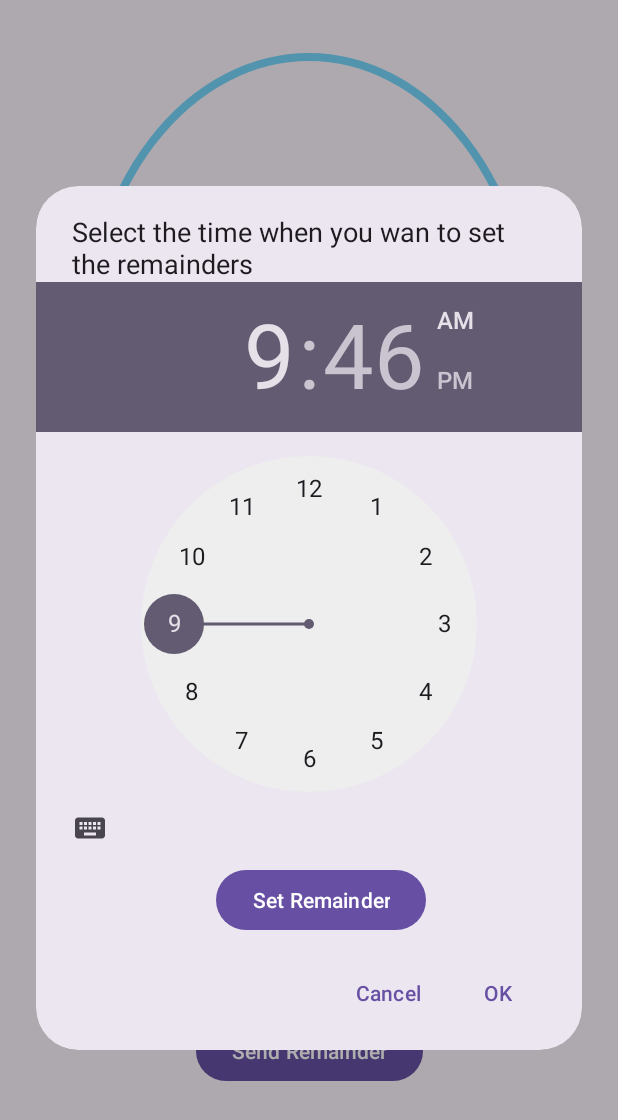
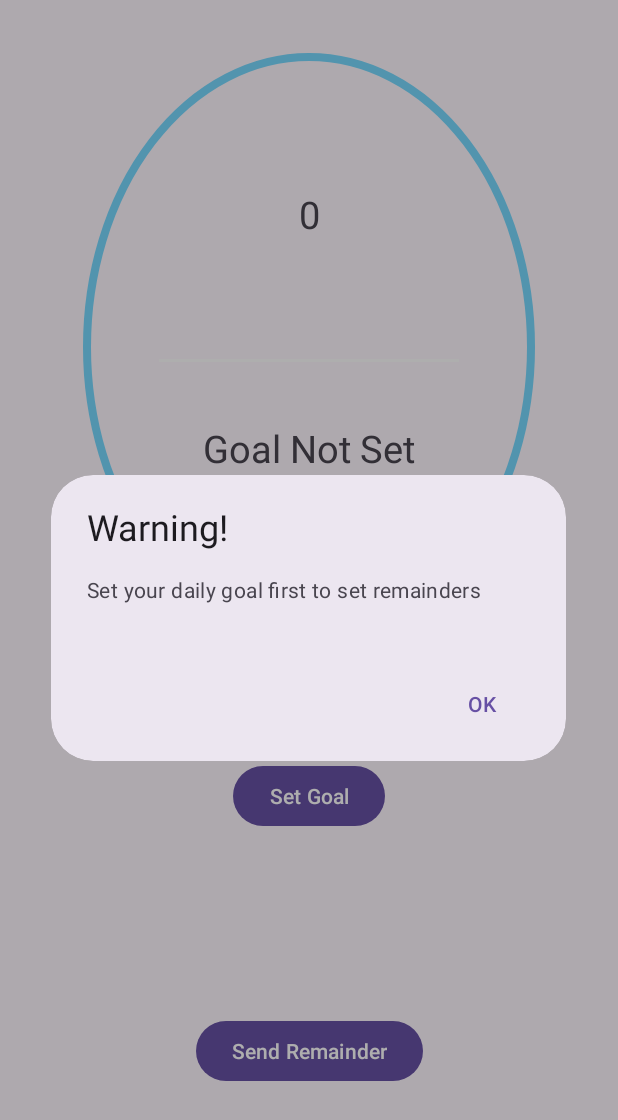
Before and after one commit to Shikhar97/Guardian-Angel, an Android app: the StepsMonitor screen opened directly, with no data from a screen before it, after a tap on "Send Remainder", on a phone screen of 412 x 824 dp. Shown: the top 1120 px of the screen. Run offline under Robolectric (Android 15) with nearby library versions, the phone set to English and light mode, and no system bars.

```diff
--- a/app/GuardianAngel/app/src/main/java/com/example/guardianangel/StepsMonitor.kt
+++ b/app/GuardianAngel/app/src/main/java/com/example/guardianangel/StepsMonitor.kt
@@ -44,14 +44,32 @@ class StepsMonitor : AppCompatActivity() {
         goalButton = this.findViewById(R.id.goalButton)
 
         goalButton.setOnClickListener {
+            Log.d(TAG, "Inside goal button")
             showNumberDialog()
         }
 
         remainderButton.setOnClickListener {
-            showTimeDialog()
+            if (isNumeric(goalField.text.toString())) {
+                showTimeDialog()
+            } else {
+                showSetGoalWarningDialog()
+            }
+
         }
     }
+    private fun isNumeric(value: String): Boolean {
+        return value.toDoubleOrNull() != null
+    }
 
+    private fun showSetGoalWarningDialog() {
+        MaterialAlertDialogBuilder(this)
+            .setTitle("Warning!")
+            .setMessage("Set your daily goal first to set remainders")
+            .setPositiveButton("OK") { dialog, which ->
+
+            }
+            .show()
+    }
     private fun showNumberDialog() {
         Log.d(TAG, "inside")
         val dialogView = layoutInflater.inflate(R.layout.number_dialog_layout, null)
@@ -74,10 +92,9 @@ class StepsMonitor : AppCompatActivity() {
     private fun showTimeDialog() {
         val timeView = layoutInflater.inflate(R.layout.remainder_date_picker, null)
         val timeField = timeView.findViewById<TimePicker>(R.id.timePicker)
-        val submitButton = timeView.findViewById<Button>(R.id.timeButton)
 
         MaterialAlertDialogBuilder(this)
-            .setTitle("Select the time when you wan to set the remainders")
+            .setTitle("Set the time for goal remainders")
             .setView(timeView)
             .setPositiveButton("OK") { dialog, which ->
                 var hour = timeField.hour
@@ -148,7 +165,7 @@ class StepsMonitor : AppCompatActivity() {
     }
 
     companion object {
-        private const val TAG = "AlarmActivity"
+        private const val TAG = "StepsMonitor"
         private const val ALARM_REQUEST_CODE = 100
         const val EXTRA_SELECTED_TIME = "selected_time"
     }
--- a/app/GuardianAngel/app/src/main/res/layout/remainder_date_picker.xml
+++ b/app/GuardianAngel/app/src/main/res/layout/remainder_date_picker.xml
@@ -7,13 +7,7 @@
     <TimePicker
         android:id="@+id/timePicker"
         android:layout_width="wrap_content"
-        android:layout_height="wrap_content" />
-
-    <Button
-        android:id="@+id/timeButton"
-        android:layout_width="wrap_content"
         android:layout_height="wrap_content"
-        android:layout_marginLeft="120dp"
-        android:text="Set Remainder" />
+        android:padding="10dp" />
 
 </LinearLayout>
```
Also changed, not shown: app/GuardianAngel/app/src/main/AndroidManifest.xml (+23 -1 lines).
